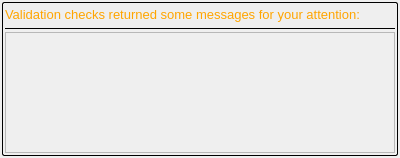
Before: the Qt Designer form resources/error_list.ui in shotgunsoftware/tk-multi-publish, drawn with Qt 5.
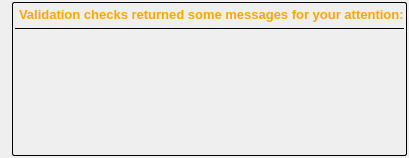
After: the same form once the commit is applied.

Diff of the .ui file:
```diff
--- a/resources/error_list.ui
+++ b/resources/error_list.ui
@@ -14,7 +14,16 @@
    <string>Form</string>
   </property>
   <layout class="QHBoxLayout" name="horizontalLayout">
-   <property name="margin">
+   <property name="leftMargin">
+    <number>12</number>
+   </property>
+   <property name="topMargin">
+    <number>2</number>
+   </property>
+   <property name="rightMargin">
+    <number>2</number>
+   </property>
+   <property name="bottomMargin">
     <number>2</number>
    </property>
    <item>
@@ -53,7 +62,10 @@
 }</string>
         </property>
         <property name="text">
-         <string>&lt;font color='orange'&gt;Validation checks returned some messages for your attention:&lt;/font&gt;</string>
+         <string>&lt;b&gt;&lt;font color='orange'&gt;Validation checks returned some messages for your attention:&lt;/font&gt;&lt;/b&gt;</string>
+        </property>
+        <property name="indent">
+         <number>4</number>
         </property>
        </widget>
       </item>
@@ -69,6 +81,11 @@
       </item>
       <item>
        <widget class="QFrame" name="item_frame">
+        <property name="styleSheet">
+         <string notr="true">#item_frame {
+border-style: none;
+}</string>
+        </property>
         <property name="frameShape">
          <enum>QFrame::StyledPanel</enum>
         </property>
```
